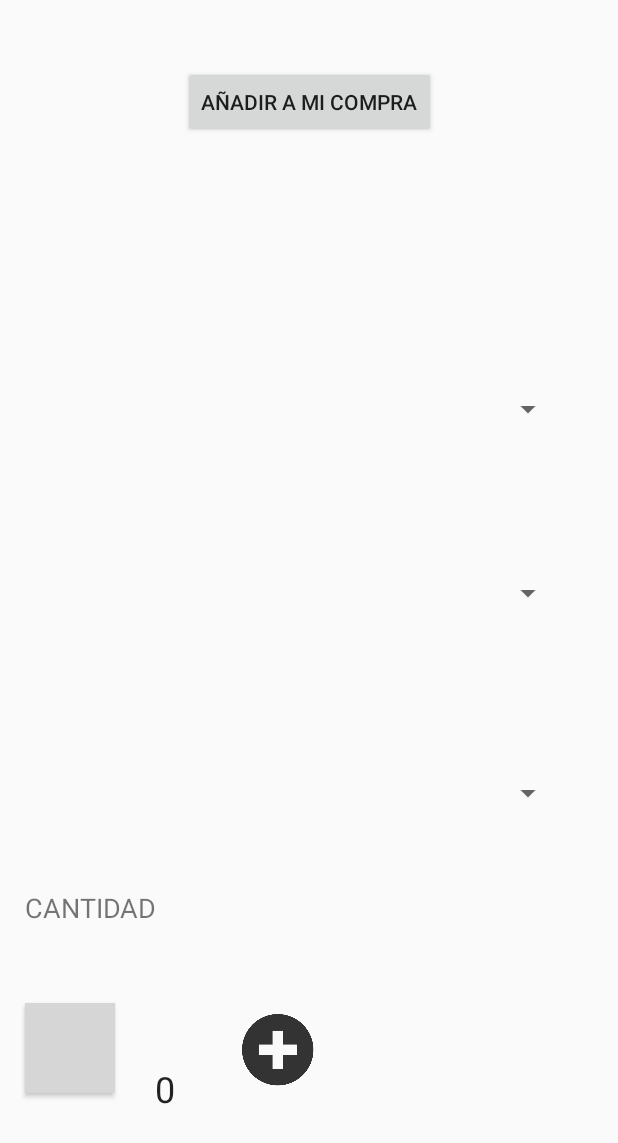
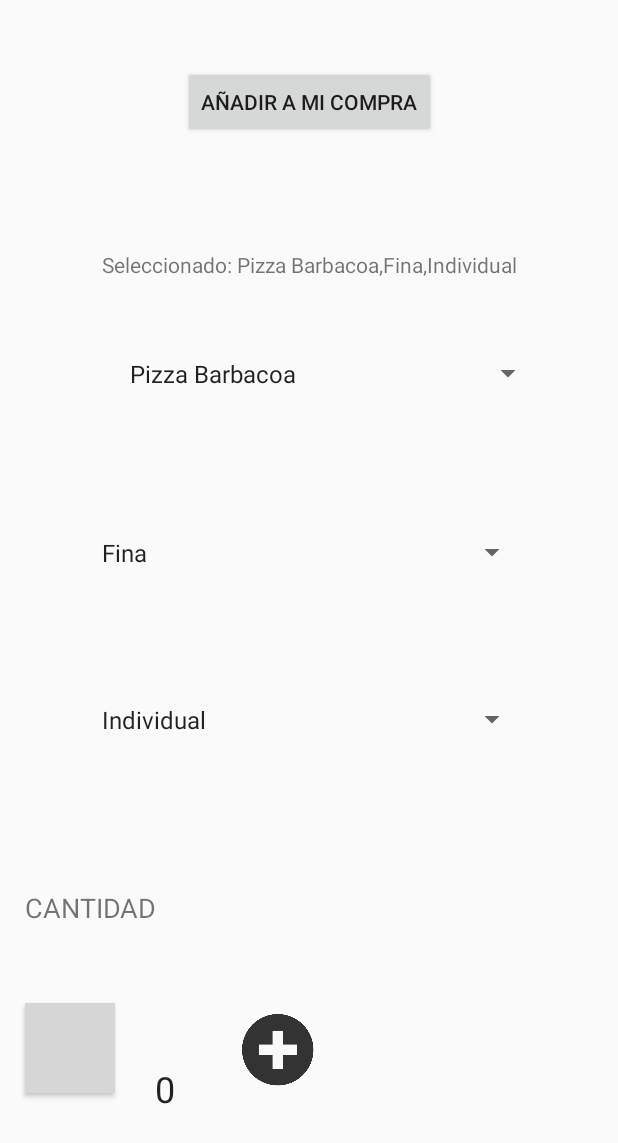
Before and after one commit to AitorMonedero/Definitiva7, an Android app: the SegundaPantalla screen opened directly, with no data from a screen before it, on a phone screen of 412 x 824 dp. Shown: the top 1143 px of the screen. Run offline under Robolectric (Android 15) with nearby library versions, the phone set to English and light mode, and no system bars; grey boxes are pictures that could not be loaded.

Commit message:
Version con las listas con datos

```diff
--- a/app/src/main/java/com/example/adminportatil/definitiva7/SegundaPantalla.java
+++ b/app/src/main/java/com/example/adminportatil/definitiva7/SegundaPantalla.java
@@ -6,7 +6,10 @@ import android.content.Intent;
 import android.os.Bundle;
 import android.support.v7.app.AppCompatActivity;
 import android.view.View;
+import android.widget.AdapterView;
+import android.widget.ArrayAdapter;
 import android.widget.Button;
+import android.widget.Spinner;
 import android.widget.TextView;
 import android.widget.Toast;
 
@@ -27,6 +30,83 @@ public class SegundaPantalla extends AppCompatActivity {
         super.onCreate(savedInstanceState);
         setContentView(R.layout.activity_segunda_pantalla);
 
+        Spinner cmbOpciones;
+        Spinner opcionesMasa;
+        Spinner opcionesTamaño;
+
+        final TextView lblMensaje1;
+        final String[] datos;
+        final String[] masas;
+        final String[] tamaños;
+
+
+        datos = new String[]{"Pizza Barbacoa","Pizza Carbonara","Pizza 4 Quesos","Pizza Vegetal","Pizza Tropical"};
+        masas = new String[]{"Fina","Normal"};
+        tamaños = new String[]{"Individual","Mediana","Familiar"};
+
+        lblMensaje1=(TextView) findViewById(R.id.lblMensaje1);
+
+        //Elemento ArrayAdapter, que permite coger un Array como fuente de información.
+        ArrayAdapter<CharSequence> adaptador = ArrayAdapter.createFromResource (this, R.array.SpinnerArray, android.R.layout.simple_spinner_item);
+
+        //Creamos nuestro Spinner
+        cmbOpciones = (Spinner) findViewById (R.id.spnPizza);
+        adaptador.setDropDownViewResource( android.R.layout.simple_spinner_dropdown_item);
+        cmbOpciones.setAdapter(adaptador);
+
+        cmbOpciones.setOnItemSelectedListener(new AdapterView.OnItemSelectedListener() {
+            public void onItemSelected(AdapterView<?> parent, android.view.View v, int position, long id) {
+                lblMensaje1.setText("Seleccionado: "+ datos[position]+","+masas[position]+","+tamaños[position]);
+                //Podemos recuperar el ítem seleccionado usando
+                //parent.getItemAtPosition(position)
+            }
+            public void onNothingSelected(AdapterView<?> parent) {
+                lblMensaje1.setText("");
+            }
+        });
+
+        //Array de las masas de la pizza
+
+        //Elemento ArrayAdapter, que permite coger un Array como fuente de información.
+        ArrayAdapter<CharSequence> adaptador1 = ArrayAdapter.createFromResource (this, R.array.SpinnerMasas, android.R.layout.simple_spinner_item);
+
+        //Creamos nuestro Spinner
+        opcionesMasa = (Spinner) findViewById (R.id.spnMasa);
+        adaptador1.setDropDownViewResource( android.R.layout.simple_spinner_dropdown_item);
+        opcionesMasa.setAdapter(adaptador1);
+
+        opcionesMasa.setOnItemSelectedListener(new AdapterView.OnItemSelectedListener() {
+            public void onItemSelected(AdapterView<?> parent, android.view.View v, int position, long id) {
+                lblMensaje1.setText("Seleccionado: "+ datos[position]+","+masas[position]+","+tamaños[position]);
+                //Podemos recuperar el ítem seleccionado usando
+                //parent.getItemAtPosition(position)
+            }
+            public void onNothingSelected(AdapterView<?> parent) {
+                lblMensaje1.setText("");
+            }
+        });
+
+
+
+
+        //Elemento ArrayAdapter, que permite coger un Array como fuente de información.
+        ArrayAdapter<CharSequence> adaptador2 = ArrayAdapter.createFromResource (this, R.array.SpinnerTamaños, android.R.layout.simple_spinner_item);
+
+        //Creamos nuestro Spinner
+        opcionesTamaño = (Spinner) findViewById (R.id.spnTamaño);
+        adaptador2.setDropDownViewResource( android.R.layout.simple_spinner_dropdown_item);
+        opcionesTamaño.setAdapter(adaptador2);
+
+        opcionesMasa.setOnItemSelectedListener(new AdapterView.OnItemSelectedListener() {
+            public void onItemSelected(AdapterView<?> parent, android.view.View v, int position2, long id) {
+                lblMensaje1.setText("Seleccionado: "+ datos[position2]+","+masas[position2]+","+tamaños[position2]);
+                //Podemos recuperar el ítem seleccionado usando
+                //parent.getItemAtPosition(position)
+            }
+            public void onNothingSelected(AdapterView<?> parent) {
+                lblMensaje1.setText("");
+            }
+        });
 
 
         plus=(Button)findViewById(R.id.btnPlus);
--- a/app/src/main/res/layout/activity_segunda_pantalla.xml
+++ b/app/src/main/res/layout/activity_segunda_pantalla.xml
@@ -41,8 +41,8 @@
 
     <Spinner
         android:id="@+id/spnPizza"
-        android:layout_width="368dp"
-        android:layout_height="wrap_content"
+        android:layout_width="284dp"
+        android:layout_height="38dp"
         android:layout_marginBottom="8dp"
         android:layout_marginEnd="8dp"
         android:layout_marginStart="8dp"
@@ -51,15 +51,15 @@
         android:visibility="visible"
         app:layout_constraintBottom_toBottomOf="parent"
         app:layout_constraintEnd_toEndOf="parent"
-        app:layout_constraintHorizontal_bias="0.0"
+        app:layout_constraintHorizontal_bias="0.63"
         app:layout_constraintStart_toStartOf="parent"
         app:layout_constraintTop_toTopOf="parent"
-        app:layout_constraintVertical_bias="0.322" />
+        app:layout_constraintVertical_bias="0.288" />
 
     <Spinner
         android:id="@+id/spnMasa"
-        android:layout_width="368dp"
-        android:layout_height="wrap_content"
+        android:layout_width="292dp"
+        android:layout_height="34dp"
         android:layout_marginBottom="8dp"
         android:layout_marginEnd="8dp"
         android:layout_marginStart="8dp"
@@ -67,15 +67,14 @@
         android:visibility="visible"
         app:layout_constraintBottom_toBottomOf="parent"
         app:layout_constraintEnd_toEndOf="parent"
-        app:layout_constraintHorizontal_bias="0.0"
         app:layout_constraintStart_toStartOf="parent"
         app:layout_constraintTop_toTopOf="parent"
-        app:layout_constraintVertical_bias="0.479" />
+        app:layout_constraintVertical_bias="0.444" />
 
     <Spinner
         android:id="@+id/spnTamaño"
-        android:layout_width="368dp"
-        android:layout_height="wrap_content"
+        android:layout_width="292dp"
+        android:layout_height="34dp"
         android:layout_marginBottom="8dp"
         android:layout_marginEnd="8dp"
         android:layout_marginStart="8dp"
@@ -83,10 +82,9 @@
         android:visibility="visible"
         app:layout_constraintBottom_toBottomOf="parent"
         app:layout_constraintEnd_toEndOf="parent"
-        app:layout_constraintHorizontal_bias="0.0"
         app:layout_constraintStart_toStartOf="parent"
         app:layout_constraintTop_toTopOf="parent"
-        app:layout_constraintVertical_bias="0.649" />
+        app:layout_constraintVertical_bias="0.587" />
 
     <TextView
         android:id="@+id/txtCantidad"
@@ -136,4 +134,19 @@
         app:layout_constraintStart_toStartOf="parent"
         app:layout_constraintTop_toTopOf="parent"
         app:layout_constraintVertical_bias="0.047" />
+
+    <TextView
+        android:id="@+id/lblMensaje1"
+        android:layout_width="wrap_content"
+        android:layout_height="wrap_content"
+        android:layout_marginBottom="8dp"
+        android:layout_marginEnd="8dp"
+        android:layout_marginStart="8dp"
+        android:layout_marginTop="8dp"
+        android:text="TextView"
+        app:layout_constraintBottom_toBottomOf="parent"
+        app:layout_constraintEnd_toEndOf="parent"
+        app:layout_constraintStart_toStartOf="parent"
+        app:layout_constraintTop_toTopOf="parent"
+        app:layout_constraintVertical_bias="0.201" />
 </android.support.constraint.ConstraintLayout>
--- a/app/src/main/res/values/strings.xml
+++ b/app/src/main/res/values/strings.xml
@@ -30,9 +30,31 @@
     <string name="tlf">943 31 69 00</string>
 
     <!--String para el nombre de la calle-->
-    <string name="calle">Berio Pasealekua 50</string>
+    <string name="calle">Nos encontramos en berio Pasealekua 50, codigo postal 20018 Donostia</string>
 
     <!--String para el contacto-->
     <string name="cont">CONTACTO</string>
 
+    <!--String para el array de los tipos de pizza-->
+    <string-array name="SpinnerArray">
+        <item>Pizza Barbacoa</item>
+        <item>Pizza Carbonara</item>
+        <item>Pizza 4 Quesos</item>
+        <item>Pizza Vegetal</item>
+        <item>Pizza Tropical</item>
+    </string-array>
+
+    <!--String para el array de las masas de pizza-->
+    <string-array name="SpinnerMasas">
+        <item>Fina</item>
+        <item>Normal</item>
+    </string-array>
+
+    <!--String para el array de las masas de pizza-->
+    <string-array name="SpinnerTamaños">
+        <item>Individual</item>
+        <item>Mediana</item>
+        <item>Familiar</item>
+    </string-array>
+
 </resources>
```
